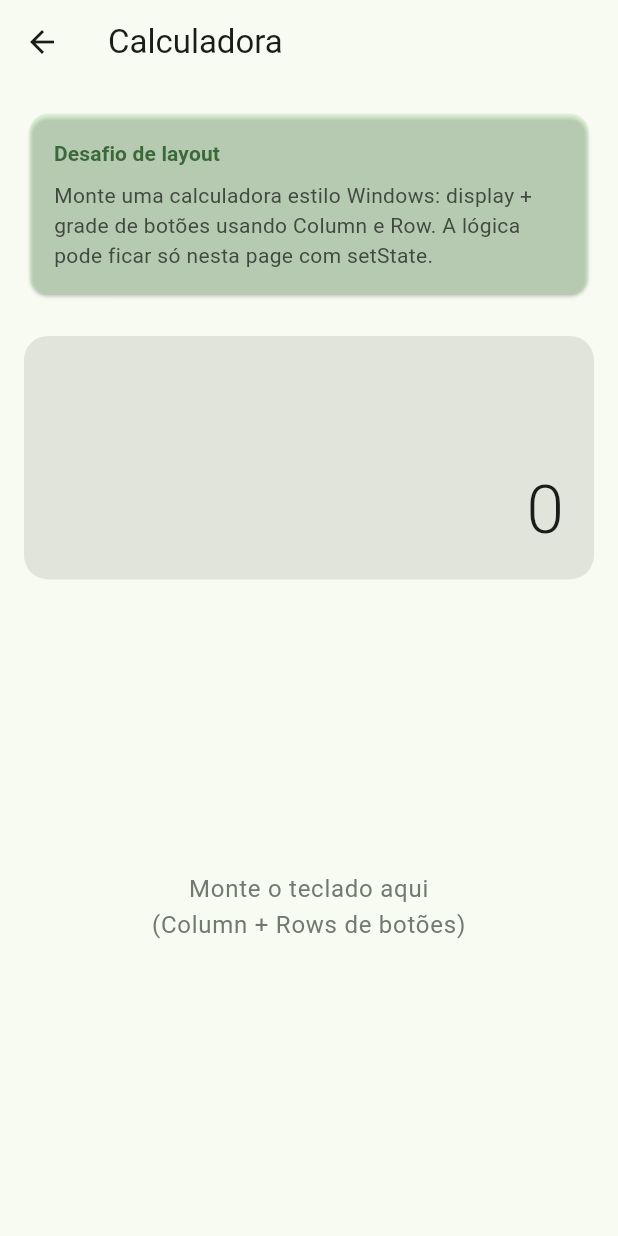
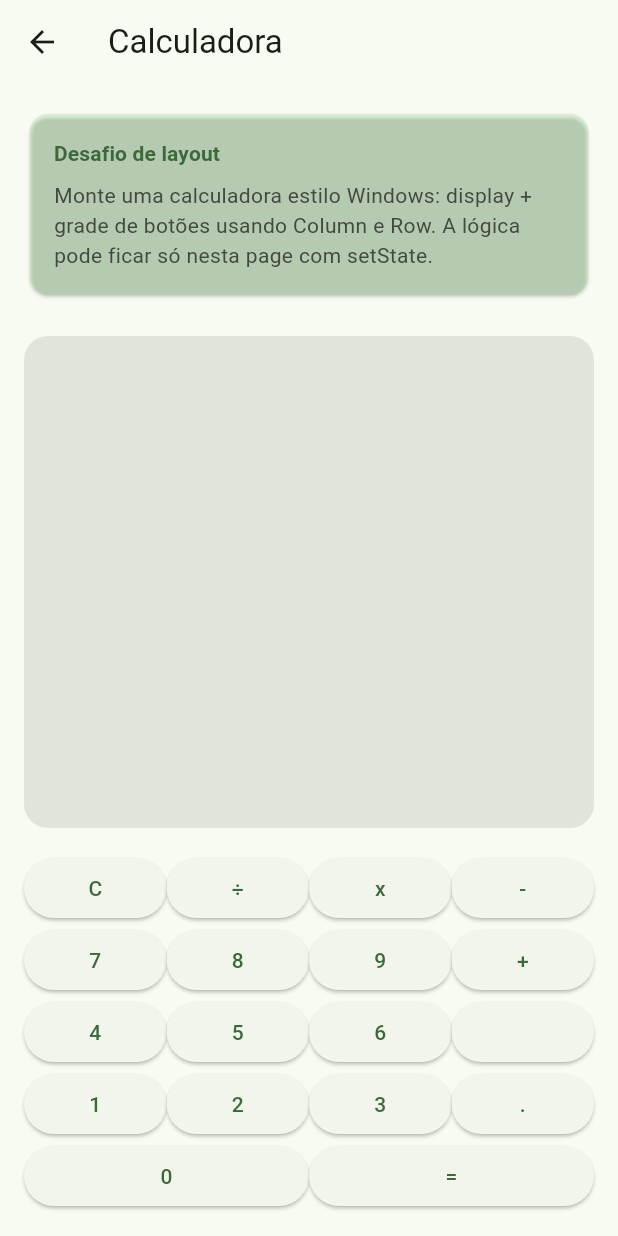
Before and after one commit to WilliamJonathan/treino_arquitetura, a Flutter app: the CalculadoraPage screen opened by its route, on a phone screen of 412 x 824 dp. Run offline on Flutter 3.47's test engine with Material 3 defaults, Android fonts, the phone set to English and light mode, and no system bars; our stand-ins replace shimmer, sqflite, sqflite_common_ffi; accounts and stored records are empty.

Commit message:
Treino para criar a calculadora

```diff
--- a/lib/app/pages/calculadora/calculadora_page.dart
+++ b/lib/app/pages/calculadora/calculadora_page.dart
@@ -19,7 +19,63 @@ class CalculadoraPage extends StatefulWidget {
 
 class _CalculadoraPageState extends State<CalculadoraPage> {
   // TODO(estagiário): variáveis de estado (display, operador, valor anterior…)
+  var displayT = '';
+  var display = '';
+  var operador = '';
+  double valor1 = 0.0;
+  double valor2 = 0.0;
+  double resultado = 0.0;
 
+
+  Widget botao(String valor) {
+  return Expanded(
+    child: ElevatedButton(
+      onPressed: () {
+        setState(() {
+            if (valor == 'C') {
+            display = '';
+            displayT = '';}
+            else if('+-x÷'.contains(valor)){
+              valor1 = double.tryParse(display) ?? 0;
+              operador = valor;
+              display = '';
+              displayT += valor;
+            }
+            else if (valor == '=') {
+              valor2 = double.tryParse(display) ?? 0;
+              switch (operador) {
+                case '+':
+                  resultado = valor1 + valor2;
+                  break;
+                case '-':
+                  resultado = valor1 - valor2;
+                  break;
+                case 'x':
+                  resultado = valor1 * valor2;
+                  break;
+                case '÷':
+                  if (valor2 != 0) {
+                    resultado = valor1 / valor2;
+                  } else {
+                    display = 'Erro';
+                    return;
+                  }
+                  break;
+              }
+              display = resultado.toString();
+            }
+            else {
+            displayT += valor;
+            display += valor;
+            }
+
+          // adiciona o valor clicado ao display
+        });
+      },
+      child: Text(valor),
+    ),
+  );
+}
   @override
   Widget build(BuildContext context) {
     final colorScheme = Theme.of(context).colorScheme;
@@ -71,12 +127,26 @@ class _CalculadoraPageState extends State<CalculadoraPage> {
                     color: colorScheme.surfaceContainerHighest,
                     borderRadius: BorderRadius.circular(16),
                   ),
-                  child: Text(
-                    '0',
+                  child: Column(
+                    mainAxisAlignment: MainAxisAlignment.end,
+                    crossAxisAlignment: CrossAxisAlignment.end,
+                    children: [
+                      Text(
+                        displayT,
+                        style: Theme.of(context).textTheme.bodyMedium?.copyWith(
+                              color: colorScheme.onSurfaceVariant,
+                            ),
+                      ),
+                      const SizedBox(height: 8),
+                      Text(
+                        display,
                         style: Theme.of(context).textTheme.displayMedium?.copyWith(
                               fontWeight: FontWeight.w300,
                             ),
                       ),
+                    ],
+                  ),
+
                 ),
               ),
               const SizedBox(height: 16),
@@ -89,18 +159,46 @@ class _CalculadoraPageState extends State<CalculadoraPage> {
               //   4  5  6
               //   1  2  3  =
               //   0     .
-              Expanded(
-                flex: 5,
-                child: Center(
-                  child: Text(
-                    'Monte o teclado aqui\n(Column + Rows de botões)',
-                    textAlign: TextAlign.center,
-                    style: Theme.of(context).textTheme.bodyLarge?.copyWith(
-                          color: colorScheme.outline,
+
+              Row(
+                children: [
+                  botao('C'),
+                  botao('÷'),
+                  botao('x'),
+                  botao('-'),
+                ],
                 ),
+                Row(
+                children: [
+                  botao('7'),
+                  botao('8'),
+                  botao('9'),
+                  botao('+'),
+                ],
                 ),
+                 Row(
+                children: [
+                  botao('4'),
+                  botao('5'),
+                  botao('6'),
+                  botao(''),
+                ],
                 ),
+                 Row(
+                children: [
+                  botao('1'),
+                  botao('2'),
+                  botao('3'),
+                  botao('.'),
+                ],
                 ),
+                 Row(
+                children: [
+                  botao('0'),
+                  botao('='),
+                ],
+                ),
+
             ],
           ),
         ),
```
Also changed, not shown: pubspec.lock. Lines whose indentation alone changed are shown as unchanged.
